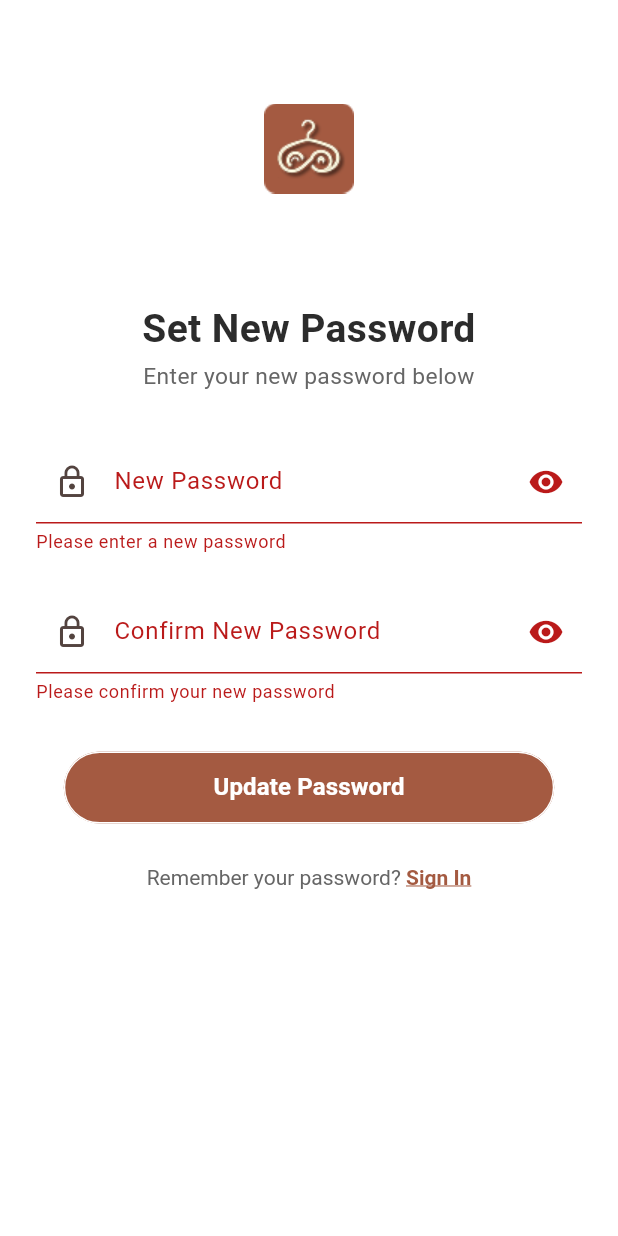
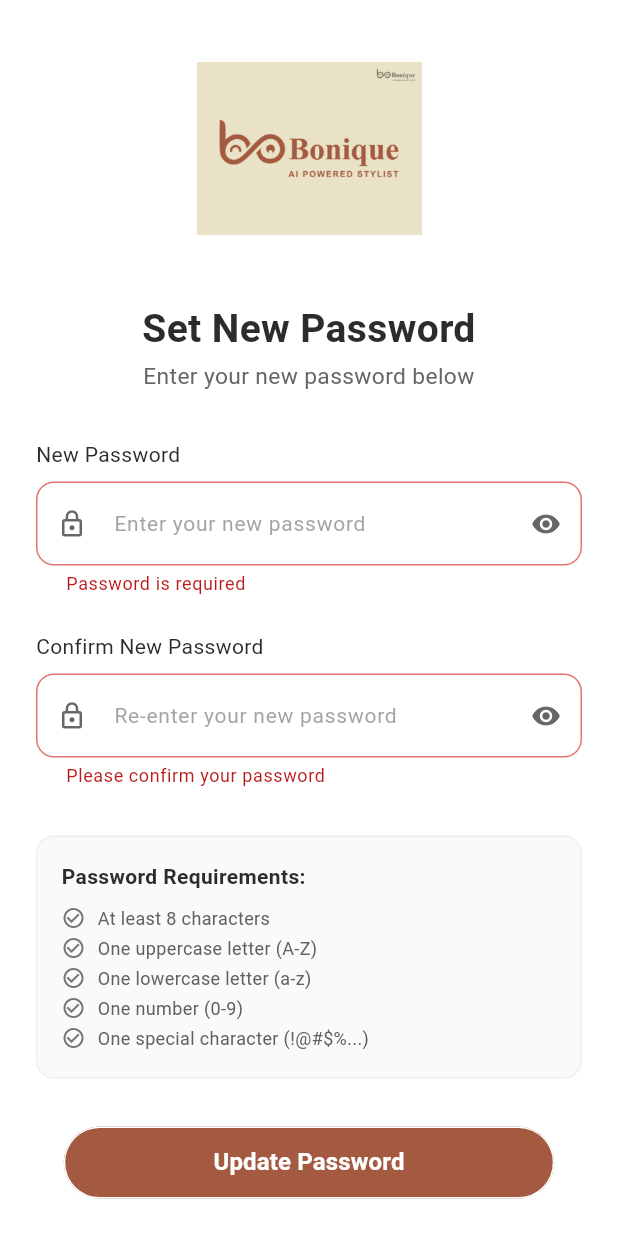
Before and after one commit to Alyan-Hanif/bonique_app, a Flutter app: the UpdatePasswordPage screen opened by its route, after a tap on "Update Password", on a phone screen of 412 x 824 dp. Run offline on Flutter 3.47's test engine with Material 3 defaults, Android fonts, the phone set to English and light mode, and no system bars; our stand-ins replace app_links, awesome_snackbar_content, flutter_dotenv, flutter_image_compress, flutter_riverpod, flutter_svg and 4 more; accounts and stored records are empty; project files that could hold a hidden picture were left out.

Commit message:
update password validation on update page

```diff
--- a/lib/features/auth/view/update_password_page.dart
+++ b/lib/features/auth/view/update_password_page.dart
@@ -22,29 +22,34 @@ class _UpdatePasswordPageState extends ConsumerState<UpdatePasswordPage> {
   bool _isNewPasswordVisible = false;
   bool _isConfirmPasswordVisible = false;
   bool _isLoading = false;
-  bool _isVerified = false;
-  String? _userEmail;
+  String? _resetToken;
+  String? _refreshToken;
+  bool _sessionEstablished = false;
+
+  // Password validation state
+  String? _newPasswordError;
+  String? _confirmPasswordError;
 
   @override
   void didChangeDependencies() {
     super.didChangeDependencies();
 
-    // Get arguments from route (sent from deep link service after OTP verification)
+    // Get the reset token from route arguments (sent from deep link)
     final args = ModalRoute.of(context)?.settings.arguments;
     if (args is Map<String, dynamic>) {
-      _isVerified = args['verified'] as bool? ?? false;
-      _userEmail = args['email'] as String?;
+      // Try 'token' first (from deep link), then 'code' for backward compatibility
+      _resetToken = args['token'] as String? ?? args['code'] as String?;
+      _refreshToken = args['refreshToken'] as String?;
+      debugPrint(
+        '🔐 Reset token received: ${_resetToken != null ? "Yes" : "No"}',
+      );
+      debugPrint(
+        '🔐 Refresh token received: ${_refreshToken != null ? "Yes" : "No"}',
+      );
 
-      debugPrint('🔐 Update password page loaded');
-      debugPrint('   Verified: $_isVerified');
-      debugPrint('   Email: $_userEmail');
-
-      // Verify session exists
-      final currentUser = SupabaseService.client.auth.currentUser;
-      if (currentUser != null) {
-        debugPrint('✅ Session confirmed for: ${currentUser.email}');
-      } else {
-        debugPrint('⚠️ Warning: No session found');
+      // Try to establish session if we have tokens
+      if (_resetToken != null && !_sessionEstablished) {
+        _establishSession();
       }
     }
   }
@@ -56,45 +61,154 @@ class _UpdatePasswordPageState extends ConsumerState<UpdatePasswordPage> {
     super.dispose();
   }
 
+  Future<void> _establishSession() async {
+    try {
+      debugPrint('🔐 Attempting to establish Supabase session...');
+
+      // Check if session already exists
+      final existingUser = SupabaseService.client.auth.currentUser;
+      if (existingUser != null) {
+        debugPrint('✅ Session already exists: ${existingUser.email}');
+        _sessionEstablished = true;
+        return;
+      }
+
+      // If we have both tokens, try to recover the session
+      if (_resetToken != null && _refreshToken != null) {
+        debugPrint('🔐 Recovering session with tokens...');
+
+        // Try to recover the session
+        final response = await SupabaseService.client.auth.recoverSession(
+          'access_token=$_resetToken&refresh_token=$_refreshToken',
+        );
+
+        if (response.user != null) {
+          debugPrint(
+            '✅ Session recovered successfully: ${response.user!.email}',
+          );
+          _sessionEstablished = true;
+        } else {
+          debugPrint('❌ Failed to recover session');
+        }
+      }
+    } catch (e) {
+      debugPrint('❌ Error establishing session: $e');
+    }
+  }
+
+  // Password validation methods
+  bool _validateNewPassword(String password) {
+    if (password.isEmpty) {
+      setState(() {
+        _newPasswordError = 'Password is required';
+      });
+      return false;
+    }
+
+    if (password.length < 8) {
+      setState(() {
+        _newPasswordError = 'Password must be at least 8 characters';
+      });
+      return false;
+    }
+
+    // Check for at least one uppercase letter
+    if (!RegExp(r'[A-Z]').hasMatch(password)) {
+      setState(() {
+        _newPasswordError =
+            'Password must contain at least one uppercase letter';
+      });
+      return false;
+    }
+
+    // Check for at least one lowercase letter
+    if (!RegExp(r'[a-z]').hasMatch(password)) {
+      setState(() {
+        _newPasswordError =
+            'Password must contain at least one lowercase letter';
+      });
+      return false;
+    }
+
+    // Check for at least one number
+    if (!RegExp(r'[0-9]').hasMatch(password)) {
+      setState(() {
+        _newPasswordError = 'Password must contain at least one number';
+      });
+      return false;
+    }
+
+    // Check for at least one special character
+    if (!RegExp(r'[!@#$%^&*(),.?":{}|<>_\-+=\[\]\\\/~`]').hasMatch(password)) {
+      setState(() {
+        _newPasswordError =
+            r'Password must contain at least one special character (!@#$%^&*...)';
+      });
+      return false;
+    }
+
+    setState(() {
+      _newPasswordError = null;
+    });
+    return true;
+  }
+
+  bool _validateConfirmPassword(String confirmPassword) {
+    if (confirmPassword.isEmpty) {
+      setState(() {
+        _confirmPasswordError = 'Please confirm your password';
+      });
+      return false;
+    }
+
+    if (confirmPassword != _newPasswordController.text) {
+      setState(() {
+        _confirmPasswordError = 'Passwords do not match';
+      });
+      return false;
+    }
+
+    setState(() {
+      _confirmPasswordError = null;
+    });
+    return true;
+  }
+
   Future<void> _updatePassword() async {
     if (!_formKey.currentState!.validate()) {
       return;
     }
 
-    // Check if new passwords match
-    if (_newPasswordController.text != _confirmPasswordController.text) {
-      SnackbarUtils.showError(
-        context,
-        title: 'Password Mismatch',
-        message: 'New passwords do not match',
+    // Validate passwords
+    final isNewPasswordValid = _validateNewPassword(
+      _newPasswordController.text,
     );
+    final isConfirmPasswordValid = _validateConfirmPassword(
+      _confirmPasswordController.text,
+    );
+
+    if (!isNewPasswordValid || !isConfirmPasswordValid) {
       return;
     }
 
-    // Check password length
-    if (_newPasswordController.text.length < 6) {
-      SnackbarUtils.showError(
-        context,
-        title: 'Invalid Password',
-        message: 'Password must be at least 6 characters long',
+    // Check if we have a valid session from the deep link
+    // When user clicks the reset link, Supabase SDK automatically handles the session
+    final currentUser = SupabaseService.client.auth.currentUser;
+
+    if (currentUser == null) {
+      // If no session, the link might be expired or invalid
+      throw Exception('session_not_found');
+    }
+
+    debugPrint(
+      '🔐 User session found, updating password for: ${currentUser.email}',
     );
-      return;
-    }
 
     setState(() {
       _isLoading = true;
     });
 
     try {
-      // Verify we have a valid session
-      final currentUser = SupabaseService.client.auth.currentUser;
-
-      if (currentUser == null) {
-        throw Exception('session_not_found');
-      }
-
-      debugPrint('🔐 Updating password for: ${currentUser.email}');
-
       // Update the password using the established session
       await SupabaseService.client.auth.updateUser(
         UserAttributes(password: _newPasswordController.text),
@@ -155,8 +269,7 @@ class _UpdatePasswordPageState extends ConsumerState<UpdatePasswordPage> {
   Widget build(BuildContext context) {
     return Scaffold(
       backgroundColor: Colors.white,
-      body: SingleChildScrollView(
-        child: SafeArea(
+      body: SafeArea(
         child: Padding(
           padding: const EdgeInsets.all(24.0),
           child: Center(
@@ -172,7 +285,7 @@ class _UpdatePasswordPageState extends ConsumerState<UpdatePasswordPage> {
                       width: 150,
                       height: 150,
                       child: Image.asset(
-                          'assets/images/bonique/auth-logo.png',
+                        'assets/images/bonique/bonique - Copy-01.png',
                         width: 150,
                         height: 150,
                       ),
@@ -199,70 +312,81 @@ class _UpdatePasswordPageState extends ConsumerState<UpdatePasswordPage> {
                     const SizedBox(height: 32),
 
                     // New Password field
-                      TextFormField(
+                    AuthInputField(
                       controller: _newPasswordController,
-                        obscureText: !_isNewPasswordVisible,
-                        decoration: InputDecoration(
-                          labelText: 'New Password',
-                          hintText: 'Enter your new password',
-                          prefixIcon: const Icon(Icons.lock_outline),
-                          suffixIcon: IconButton(
-                            icon: Icon(
-                              _isNewPasswordVisible
+                      label: 'New Password',
+                      placeholder: 'Enter your new password',
+                      prefixIcon: Icons.lock_outline,
+                      suffixIcon: _isNewPasswordVisible
                           ? Icons.visibility_off
                           : Icons.visibility,
-                            ),
-                            onPressed: () {
+                      isPassword: true,
+                      isPasswordVisible: _isNewPasswordVisible,
+                      onSuffixIconPressed: () {
                         setState(() {
                           _isNewPasswordVisible = !_isNewPasswordVisible;
                         });
                       },
-                          ),
-                        ),
-                        validator: (value) {
-                          if (value == null || value.isEmpty) {
-                            return 'Please enter a new password';
-                          }
-                          if (value.length < 6) {
-                            return 'Password must be at least 6 characters';
-                          }
-                          return null;
+                      errorText: _newPasswordError,
+                      onChanged: (value) {
+                        _validateNewPassword(value);
                       },
                     ),
 
                     const SizedBox(height: 24),
 
                     // Confirm Password field
-                      TextFormField(
+                    AuthInputField(
                       controller: _confirmPasswordController,
-                        obscureText: !_isConfirmPasswordVisible,
-                        decoration: InputDecoration(
-                          labelText: 'Confirm New Password',
-                          hintText: 'Re-enter your new password',
-                          prefixIcon: const Icon(Icons.lock_outline),
-                          suffixIcon: IconButton(
-                            icon: Icon(
-                              _isConfirmPasswordVisible
+                      label: 'Confirm New Password',
+                      placeholder: 'Re-enter your new password',
+                      prefixIcon: Icons.lock_outline,
+                      suffixIcon: _isConfirmPasswordVisible
                           ? Icons.visibility_off
                           : Icons.visibility,
-                            ),
-                            onPressed: () {
+                      isPassword: true,
+                      isPasswordVisible: _isConfirmPasswordVisible,
+                      onSuffixIconPressed: () {
                         setState(() {
                           _isConfirmPasswordVisible =
                               !_isConfirmPasswordVisible;
                         });
                       },
+                      errorText: _confirmPasswordError,
+                      onChanged: (value) {
+                        _validateConfirmPassword(value);
+                      },
+                    ),
+
+                    const SizedBox(height: 32),
+
+                    // Password requirements info
+                    Container(
+                      padding: const EdgeInsets.all(16),
+                      decoration: BoxDecoration(
+                        color: Colors.grey.shade50,
+                        borderRadius: BorderRadius.circular(12),
+                        border: Border.all(color: Colors.grey.shade200),
+                      ),
+                      child: Column(
+                        crossAxisAlignment: CrossAxisAlignment.start,
+                        children: [
+                          Text(
+                            'Password Requirements:',
+                            style: AuthTextStyles.h2.copyWith(
+                              fontWeight: FontWeight.w600,
                             ),
                           ),
-                        validator: (value) {
-                          if (value == null || value.isEmpty) {
-                            return 'Please confirm your new password';
-                          }
-                          if (value != _newPasswordController.text) {
-                            return 'Passwords do not match';
-                          }
-                          return null;
-                        },
+                          const SizedBox(height: 8),
+                          _buildRequirementItem('At least 8 characters'),
+                          _buildRequirementItem('One uppercase letter (A-Z)'),
+                          _buildRequirementItem('One lowercase letter (a-z)'),
+                          _buildRequirementItem('One number (0-9)'),
+                          _buildRequirementItem(
+                            'One special character (!@#\$%...)',
+                          ),
+                        ],
+                      ),
                     ),
 
                     const SizedBox(height: 32),
@@ -309,6 +433,25 @@ class _UpdatePasswordPageState extends ConsumerState<UpdatePasswordPage> {
           ),
         ),
       ),
+    );
+  }
+
+  Widget _buildRequirementItem(String text) {
+    return Padding(
+      padding: const EdgeInsets.symmetric(vertical: 2),
+      child: Row(
+        children: [
+          Icon(
+            Icons.check_circle_outline,
+            size: 16,
+            color: Colors.grey.shade600,
+          ),
+          const SizedBox(width: 8),
+          Text(
+            text,
+            style: AuthTextStyles.stat3.copyWith(color: Colors.grey.shade700),
+          ),
+        ],
       ),
     );
   }
```
Lines whose indentation alone changed are shown as unchanged.
